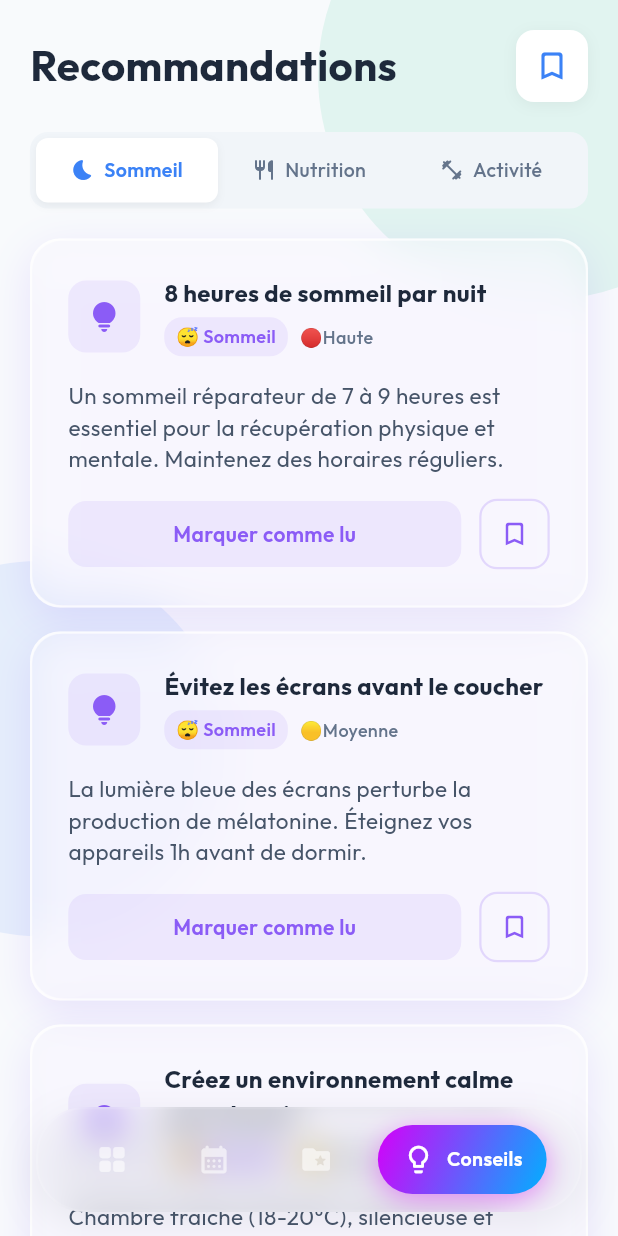
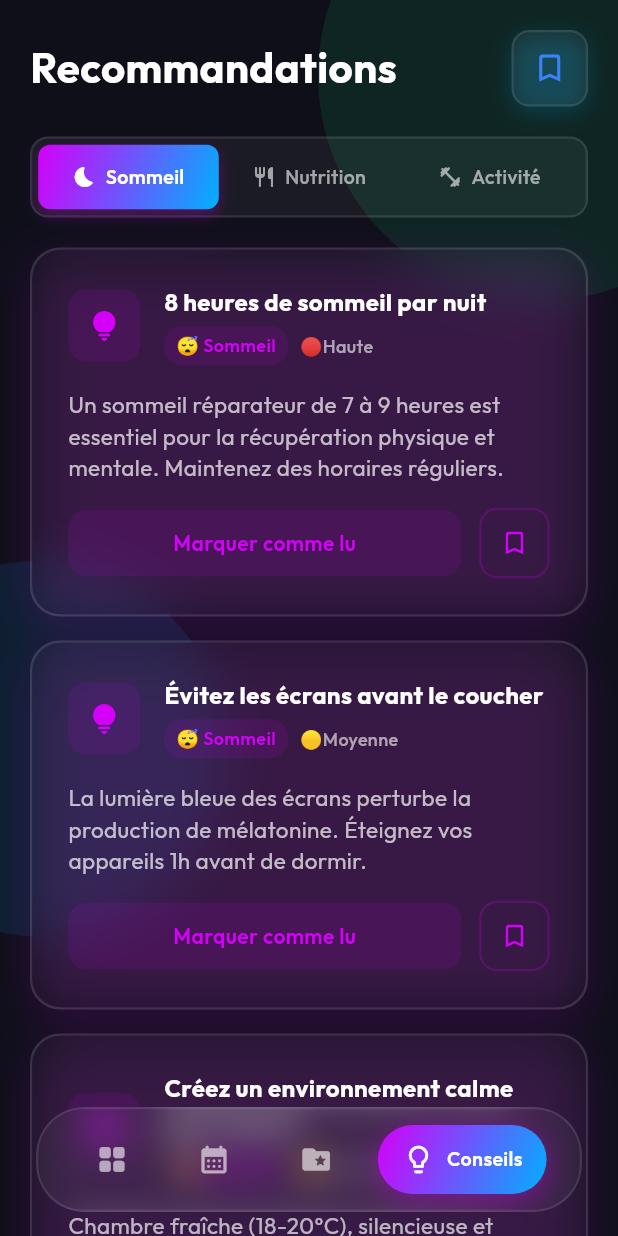
Before and after one commit to amdyCode/patient_portal, a Flutter app: the RecommendationsScreen screen opened by its route, on a phone screen of 412 x 824 dp. Run offline on Flutter 3.47's test engine with Material 3 defaults, Android fonts, the phone set to English and light mode, and no system bars; our stand-ins replace go_router, google_fonts; network calls fail.

Commit message:
Refactor dossier, new_appointment, recommandations to improve dark theme

```diff
--- a/lib/screens/recommandations_screen.dart
+++ b/lib/screens/recommandations_screen.dart
@@ -3,6 +3,7 @@
 import 'package:provider/provider.dart';
 import '../services/data_loader.dart';
 import '../models/recommandation.dart';
+import '../theme/app_theme.dart';
 
 class RecommendationsScreen extends StatefulWidget {
   const RecommendationsScreen({super.key});
@@ -60,7 +61,7 @@
   @override
   Widget build(BuildContext context) {
     return Scaffold(
-      backgroundColor: const Color(0xFFF8FAFC),
+      backgroundColor: Theme.of(context).scaffoldBackgroundColor,
       body: Stack(
         children: [
           Positioned(
@@ -71,7 +72,7 @@
               height: 300,
               decoration: BoxDecoration(
                 shape: BoxShape.circle,
-                color: const Color(0xFF10B981).withValues(alpha: 0.1),
+                color: AppTheme.neonGreen.withValues(alpha: 0.1),
               ),
             ),
           ),
@@ -83,7 +84,7 @@
               height: 250,
               decoration: BoxDecoration(
                 shape: BoxShape.circle,
-                color: const Color(0xFF3B82F6).withValues(alpha: 0.1),
+                color: AppTheme.neonBlue.withValues(alpha: 0.1),
               ),
             ),
           ),
@@ -111,20 +112,24 @@
             style: TextStyle(
               fontSize: 28,
               fontWeight: FontWeight.bold,
-              color: Color(0xFF1E293B),
+              color: Colors.white,
             ),
           ),
           const Spacer(),
           Container(
             padding: const EdgeInsets.all(12),
             decoration: BoxDecoration(
-              color: Colors.white,
+              color: Colors.white.withValues(alpha: 0.05),
               borderRadius: BorderRadius.circular(12),
+              border: Border.all(
+                color: Colors.white.withValues(alpha: 0.1),
+                width: 1.5,
+              ),
               boxShadow: [
                 BoxShadow(
-                  color: Colors.black.withValues(alpha: 0.05),
-                  offset: const Offset(0, 2),
-                  blurRadius: 8,
+                  color: AppTheme.neonBlue.withValues(alpha: 0.2),
+                  offset: const Offset(0, 4),
+                  blurRadius: 12,
                 ),
               ],
             ),
@@ -144,8 +149,12 @@
       margin: const EdgeInsets.symmetric(horizontal: 20),
       padding: const EdgeInsets.all(4),
       decoration: BoxDecoration(
-        color: const Color(0xFFF1F5F9),
+        color: Colors.white.withValues(alpha: 0.05),
         borderRadius: BorderRadius.circular(12),
+        border: Border.all(
+          color: Colors.white.withValues(alpha: 0.1),
+          width: 1.5,
+        ),
       ),
       child: Row(
         children: [
@@ -166,14 +175,15 @@
           duration: const Duration(milliseconds: 200),
           padding: const EdgeInsets.symmetric(vertical: 12, horizontal: 8),
           decoration: BoxDecoration(
-            color: isSelected ? Colors.white : Colors.transparent,
+            gradient: isSelected ? AppTheme.neonGradient : null,
+            color: isSelected ? null : Colors.transparent,
             borderRadius: BorderRadius.circular(8),
             boxShadow: isSelected
                 ? [
                     BoxShadow(
-                      color: Colors.black.withValues(alpha: 0.05),
-                      offset: const Offset(0, 2),
-                      blurRadius: 4,
+                      color: AppTheme.neonPurple.withValues(alpha: 0.3),
+                      offset: const Offset(0, 4),
+                      blurRadius: 8,
                     ),
                   ]
                 : null,
@@ -183,9 +193,7 @@
             children: [
               Icon(
                 icon,
-                color: isSelected
-                    ? const Color(0xFF3B82F6)
-                    : const Color(0xFF64748B),
+                color: isSelected ? Colors.white : Colors.white60,
                 size: 16,
               ),
               const SizedBox(width: 6),
@@ -193,9 +201,7 @@
                 title,
                 textAlign: TextAlign.center,
                 style: TextStyle(
-                  color: isSelected
-                      ? const Color(0xFF3B82F6)
-                      : const Color(0xFF64748B),
+                  color: isSelected ? Colors.white : Colors.white60,
                   fontWeight: isSelected ? FontWeight.w600 : FontWeight.w500,
                   fontSize: 13,
                 ),
@@ -237,7 +243,7 @@
                       style: TextStyle(
                         fontSize: 18,
                         fontWeight: FontWeight.bold,
-                        color: Color(0xFF1E293B),
+                        color: Colors.white,
                       ),
                     ),
                   ],
@@ -263,13 +269,13 @@
                       style: TextStyle(
                         fontSize: 18,
                         fontWeight: FontWeight.bold,
-                        color: Color(0xFF1E293B),
+                        color: Colors.white,
                       ),
                     ),
                     const SizedBox(height: 8),
                     const Text(
                       'Revenez plus tard pour de nouveaux conseils.',
-                      style: TextStyle(color: Color(0xFF64748B)),
+                      style: TextStyle(color: Colors.white60),
                     ),
                   ],
                 ),
@@ -330,11 +336,11 @@
   Color _getRecommendationColor(CategorieRecommandation categorie) {
     switch (categorie) {
       case CategorieRecommandation.sommeil:
-        return const Color(0xFF8B5CF6);
+        return AppTheme.neonPurple;
       case CategorieRecommandation.nutrition:
-        return const Color(0xFF10B981);
+        return AppTheme.neonGreen;
       case CategorieRecommandation.activitePhysique:
-        return const Color(0xFF3B82F6);
+        return AppTheme.neonBlue;
     }
   }
 
--- a/lib/widgets/recommendation_card.dart
+++ b/lib/widgets/recommendation_card.dart
@@ -20,9 +20,9 @@
   Widget build(BuildContext context) {
     return Container(
       decoration: BoxDecoration(
-        color: Colors.white.withValues(alpha: 0.7),
+        color: Colors.white.withValues(alpha: 0.05),
         borderRadius: BorderRadius.circular(20),
-        border: Border.all(color: Colors.white.withValues(alpha: 0.5), width: 1.5),
+        border: Border.all(color: Colors.white.withValues(alpha: 0.1), width: 1.5),
         boxShadow: [
           BoxShadow(
             color: categoryColor.withValues(alpha: 0.15),
@@ -64,7 +64,7 @@
                       style: const TextStyle(
                         fontSize: 16,
                         fontWeight: FontWeight.bold,
-                        color: Color(0xFF1E293B),
+                        color: Colors.white,
                       ),
                     ),
                     const SizedBox(height: 4),
@@ -94,7 +94,7 @@
                           recommendation.prioriteLibelle,
                           style: const TextStyle(
                             fontSize: 12,
-                            color: Color(0xFF64748B),
+                            color: Colors.white60,
                             fontWeight: FontWeight.w500,
                           ),
                         ),
@@ -110,7 +110,7 @@
             recommendation.description,
             style: const TextStyle(
               fontSize: 15,
-              color: Color(0xFF475569),
+              color: Colors.white70,
               height: 1.4,
             ),
           ),
```
Also changed, not shown: lib/screens/dossier_screen.dart (+16 -9 lines), lib/screens/new_appointment_screen.dart (+17 -12 lines), lib/widgets/date_selector.dart (+8 -6 lines), lib/widgets/doctor_selector.dart (+15 -13 lines), lib/widgets/dossier_section.dart (+5 -5 lines), lib/widgets/patient_info_card.dart (+3 -6 lines), lib/widgets/time_selector.dart (+11 -3 lines).
